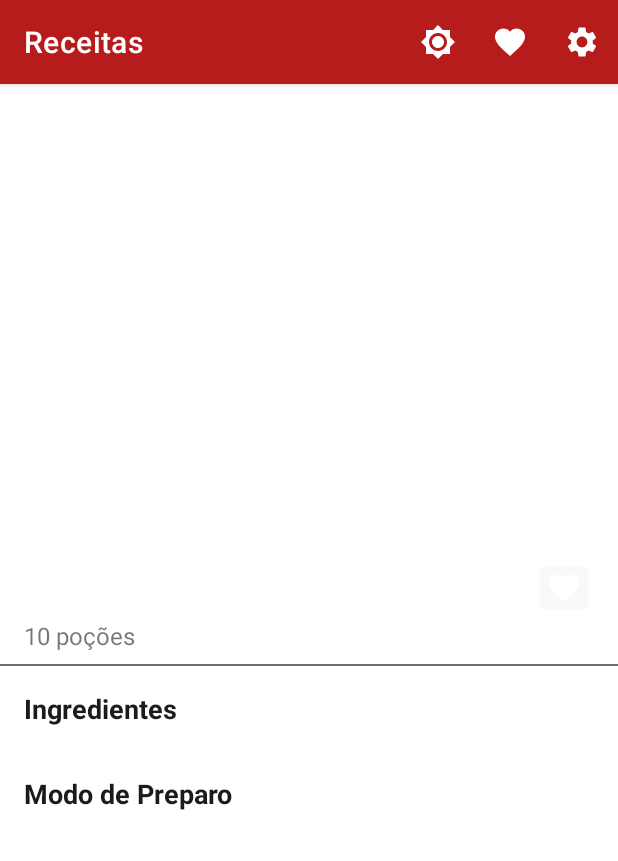
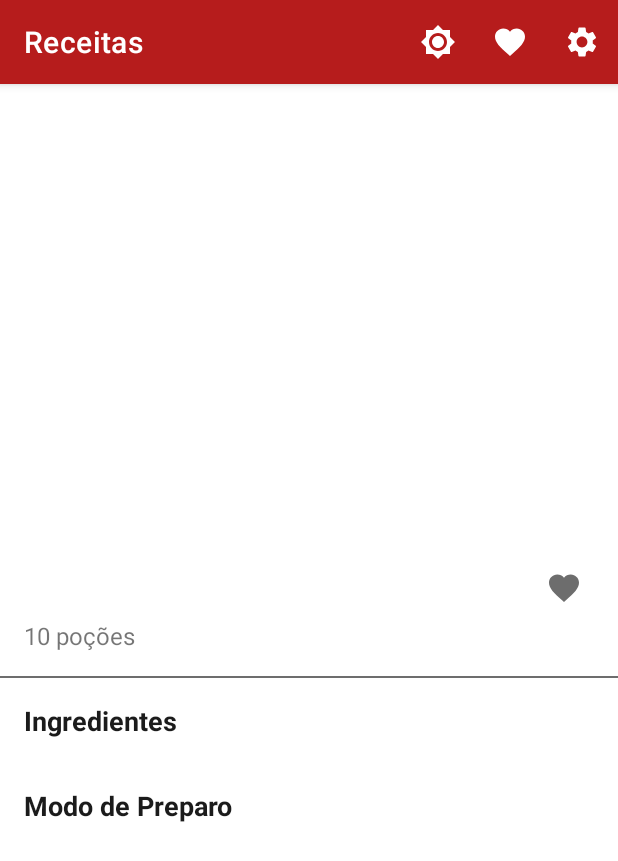
Before and after one commit to perronivitor/CardapioFood, an Android app: the fragment IngredientFragment placed in its activity, on a phone screen of 412 x 824 dp. Shown: the top 861 px of the screen. Run offline under Robolectric (Android 15) with nearby library versions, the phone set to English and light mode, and no system bars; our stand-ins replace Picasso, navigation-ui; pictures from the network do not load; 3 statements that could not run were skipped.

Commit message:
Ajustes de Layout

```diff
--- a/app/src/main/res/layout/fragment_ingredients.xml
+++ b/app/src/main/res/layout/fragment_ingredients.xml
@@ -55,7 +55,9 @@
                     android:layout_margin="16dp"
                     android:src="@drawable/ic_baseline_favorite_24"
                     app:layout_constraintEnd_toEndOf="parent"
-                    app:layout_constraintTop_toTopOf="parent" />
+                    app:layout_constraintTop_toTopOf="parent"
+                    app:backgroundTint ="@color/white"
+                    app:tint="@color/secondaryLight" />
 
                 <TextView
                     android:id="@+id/textView2"
@@ -71,7 +73,7 @@
                     android:id="@+id/view"
                     android:layout_width="match_parent"
                     android:layout_height="1dp"
-                    android:layout_marginTop="8dp"
+                    android:layout_marginTop="16dp"
                     android:background="@color/secondaryLight"
                     app:layout_constraintEnd_toEndOf="parent"
                     app:layout_constraintStart_toStartOf="parent"
@@ -110,6 +112,8 @@
                 android:layout_marginStart="16dp"
                 android:layout_marginEnd="16dp"
                 android:layout_marginBottom="16dp"
+                android:textSize="16sp"
+                android:textColor="@color/secondary"
                 tools:text="@tools:sample/lorem/random"
                 />
 
```
